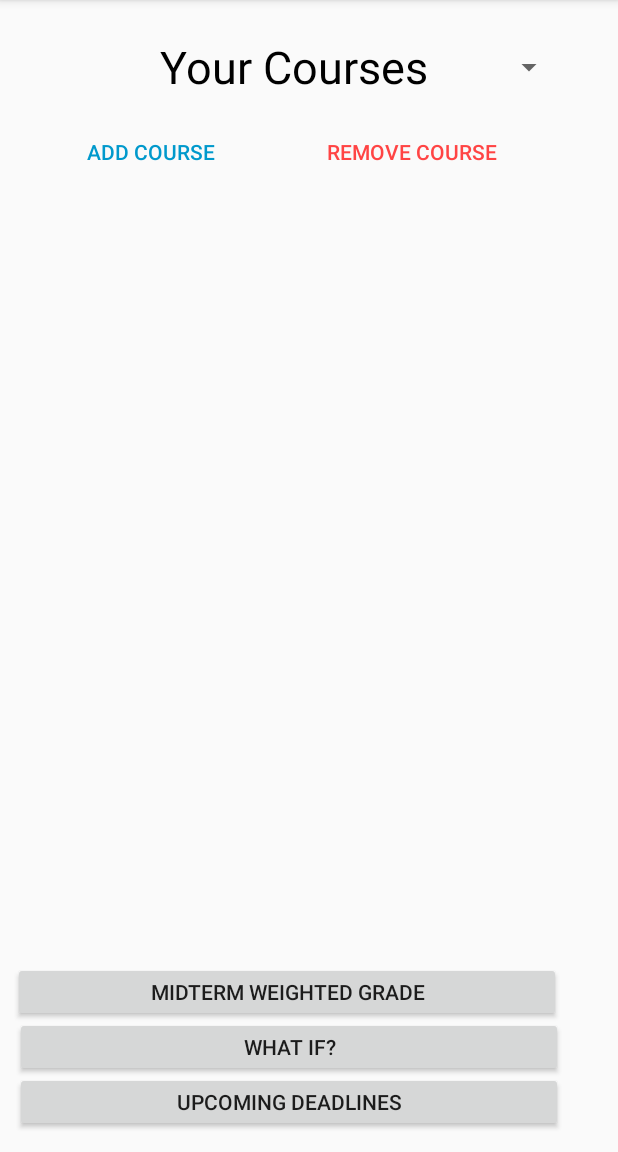
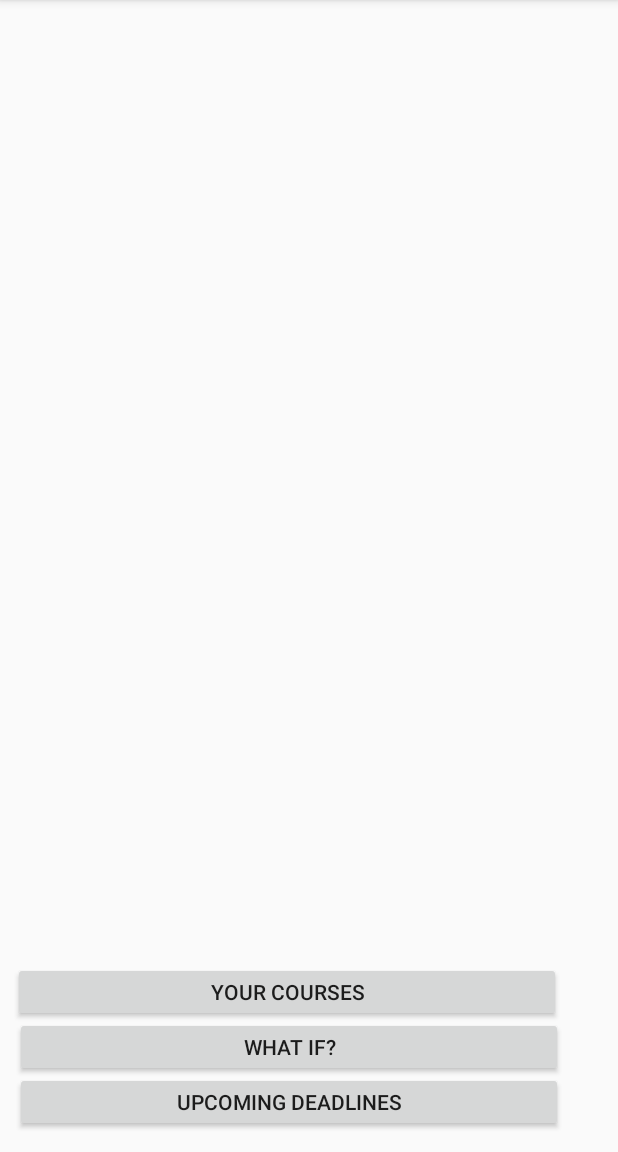
Before and after one commit to alyazyah/sister-software, an Android app: the screen it shows after launch (AppInterface), on a phone screen of 412 x 824 dp, the part 84-1236 px from its top. Run offline under Robolectric (Android 15) with nearby library versions, the phone set to English and light mode, and no system bars.

Commit message:
so. much. shit. i cri
basically changed midsemester to a courses page
the files are still called midsemester tho lol

```diff
--- a/app/build.gradle
+++ b/app/build.gradle
@@ -26,4 +26,5 @@ dependencies {
     androidTestImplementation 'com.android.support.test:runner:1.0.2'
     androidTestImplementation 'com.android.support.test.espresso:espresso-core:3.0.2'
     implementation 'com.android.support:design:28.0.0'
+    implementation 'com.google.android.gms:play-services-maps:16.0.0'
 }
--- a/app/src/main/java/com/example/ecesu/courseplanner/AppInterface.java
+++ b/app/src/main/java/com/example/ecesu/courseplanner/AppInterface.java
@@ -31,7 +31,7 @@ public class AppInterface extends AppCompatActivity
     //declare variables
     private ArrayList<CourseItem> mCourseList; //making an array that will hold the names of the courses later crater
     public CourseAdapter mAdapter; //declaring a variable from class CourseAdapter
-    private Button midterm;
+    private Button course;
     private Button upcoming;
     private Button whatif;
 
@@ -41,15 +41,15 @@ public class AppInterface extends AppCompatActivity
         super.onCreate(savedInstanceState);
         setContentView(R.layout.activity_app_interface); //taking the id from activity_app_interface.xml
 ;
-        //to get to the Midterm Weighed Grade page
-        midterm = findViewById(R.id.Midtermeval);
-        midterm.setOnClickListener(new View.OnClickListener() {
+        //to get to the courses page
+        course = findViewById(R.id.courses);
+        course.setOnClickListener(new View.OnClickListener() {
             @Override
             public void onClick(View v)
             {
-                //declaring the intent for midterm evaluation
-                Intent midintent = new Intent(AppInterface.this, MidSemester.class);
-                startActivity(midintent);
+                //declaring the intent for courses
+                Intent your_courses = new Intent(AppInterface.this, MidSemester.class);
+                startActivity(your_courses);
             }
         });
 
@@ -79,7 +79,7 @@ public class AppInterface extends AppCompatActivity
             }
         });
 
-        Spinner spinnerCourses = findViewById(R.id.spinner_courses); //making a new spinner (drpo down menu)
+       /* Spinner spinnerCourses = findViewById(R.id.spinner_courses); //making a new spinner (drpo down menu)
 
         mAdapter = new CourseAdapter(this, mCourseList); //getting the course names
 
@@ -98,7 +98,7 @@ public class AppInterface extends AppCompatActivity
             {
                 //does nothing when noting is clicked on
             }
-        });
+        });*/
 
     }
 }
--- a/app/src/main/res/layout/activity_app_interface.xml
+++ b/app/src/main/res/layout/activity_app_interface.xml
@@ -5,59 +5,6 @@
     android:layout_width="match_parent"
     android:layout_height="match_parent"
     tools:context=".AppInterface">
-
-    <TextView
-        android:id="@+id/text_view_name"
-        android:layout_width="291dp"
-        android:layout_height="wrap_content"
-        android:layout_alignParentTop="true"
-        android:layout_marginStart="50dp"
-        android:layout_marginLeft="50dp"
-        android:layout_marginTop="24dp"
-        android:layout_marginEnd="16dp"
-        android:layout_marginRight="16dp"
-        android:layout_marginBottom="18dp"
-        android:gravity="center_horizontal"
-        android:text="Your Courses"
-        android:textColor="@android:color/black"
-        android:textSize="30sp" />
-    <Spinner
-        android:id="@+id/spinner_courses"
-        android:layout_width="342dp"
-        android:layout_height="41dp"
-        android:layout_alignParentTop="true"
-        android:layout_centerHorizontal="true"
-        android:layout_marginTop="24dp" />
-
-    <Button
-        android:id="@+id/Remove"
-        style="@style/Widget.AppCompat.Button.Borderless"
-        android:layout_width="150dp"
-        android:layout_height="wrap_content"
-        android:layout_alignTop="@+id/Add"
-        android:layout_marginStart="25dp"
-        android:layout_marginLeft="25dp"
-        android:layout_marginTop="0dp"
-        android:gravity="center_horizontal"
-        android:layout_toEndOf="@+id/Add"
-        android:layout_toRightOf="@+id/Add"
-        android:text="REMOVE COURSE"
-        android:textColor="@android:color/holo_red_light" />
-
-    <Button
-        android:id="@+id/Add"
-        style="@style/Widget.AppCompat.Button.Borderless"
-        android:layout_width="150dp"
-        android:layout_height="wrap_content"
-        android:layout_alignStart="@+id/text_view_name"
-        android:layout_alignLeft="@+id/text_view_name"
-        android:layout_alignParentTop="true"
-        android:layout_marginStart="-26dp"
-        android:layout_marginLeft="-26dp"
-        android:gravity="center_horizontal"
-        android:layout_marginTop="81dp"
-        android:text=" ADD COURSE"
-        android:textColor="@android:color/holo_blue_dark" />
 
     <Button
         android:id="@+id/whatifcalculator"
@@ -86,7 +33,7 @@
         android:text="Upcoming Deadlines" />
 
     <Button
-        android:id="@+id/Midtermeval"
+        android:id="@+id/courses"
         android:layout_width="365dp"
         android:layout_height="40dp"
         android:layout_above="@+id/whatifcalculator"
@@ -96,6 +43,6 @@
         android:layout_marginLeft="-1dp"
         android:layout_marginBottom="-3dp"
         android:gravity="center_horizontal"
-        android:text="Midterm Weighted Grade" />
+        android:text="Your Courses" />
 
 </RelativeLayout>
```
Also changed, not shown: app/src/main/java/com/example/ecesu/courseplanner/MidSemester.java (+31 -1 lines), app/src/main/res/layout/activity_mid_semester.xml (+50 -11 lines).
